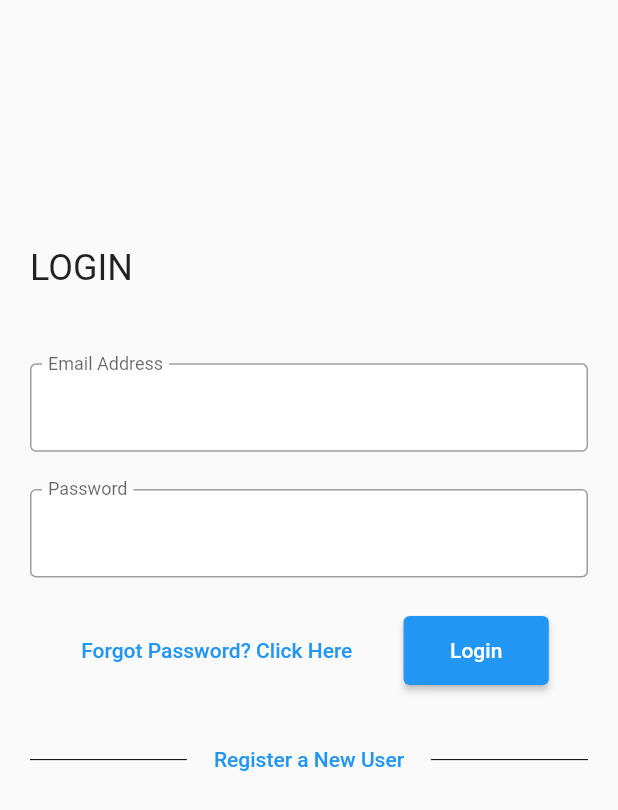
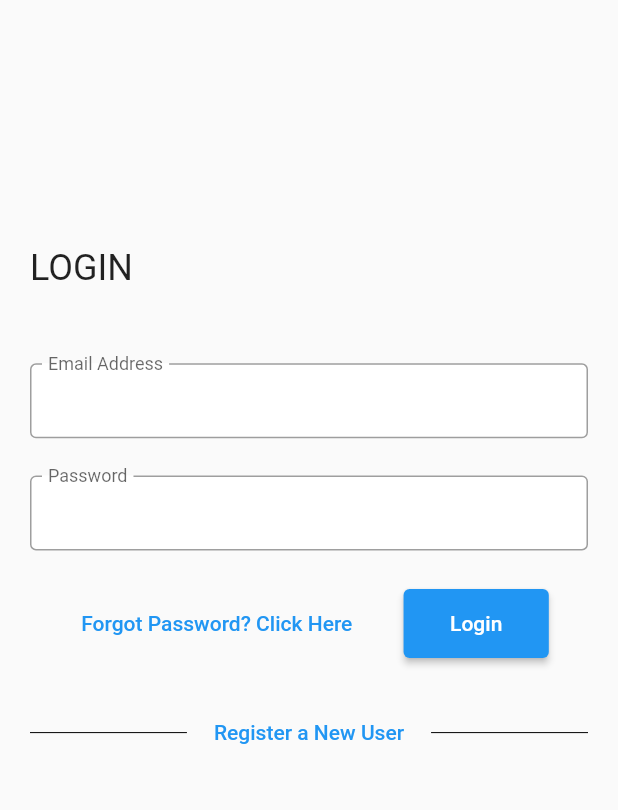
Before and after one commit to Daxesh-Italiya/aerotec-app-main, a Flutter app: the LoginScreen screen opened directly, on a phone screen of 412 x 824 dp. Shown: the top 810 px of the screen. Run offline on Flutter 3.47's test engine with Material 2 defaults, Android fonts, the light colour scheme and no system bars; our stand-ins replace cloud_firestore, datetime_picker_formfield, firebase_auth, firebase_core, firebase_storage, fluttertoast and 5 more; missing offline and left inert: camera_camera; accounts and stored records are empty.

Commit message:
size changes

```diff
--- a/lib/widgets/datetimepicker_widget.dart
+++ b/lib/widgets/datetimepicker_widget.dart
@@ -20,7 +20,9 @@ class DateTimePickerWidget extends StatelessWidget {
 
   @override
   Widget build(BuildContext context) {
-    return DateTimeField(
+    return Container(
+      height: 55,
+      child: DateTimeField(
         validator: validator,
         format: format,
         onChanged: onChanged,
@@ -48,6 +50,7 @@ class DateTimePickerWidget extends StatelessWidget {
             lastDate: DateTime(2100),
           );
         },
+      ),
     );
   }
 }
--- a/lib/widgets/textfield_widget.dart
+++ b/lib/widgets/textfield_widget.dart
@@ -21,7 +21,9 @@ class TextFieldWidget extends StatelessWidget {
 
   @override
   Widget build(BuildContext context) {
-    return TextFormField(
+    return Container(
+      height: 50,
+      child: TextFormField(
         obscureText: obscureText,
         initialValue: initialValue,
         autofocus: autofocus,
@@ -52,6 +54,7 @@ class TextFieldWidget extends StatelessWidget {
         textCapitalization: textCapitalization,
         onChanged: onChanged,
         validator: validator,
+      ),
     );
   }
 }
```
Also changed, not shown: lib/widgets/dropdown_widget.dart (+8 -1 lines). Lines whose indentation alone changed are shown as unchanged.
